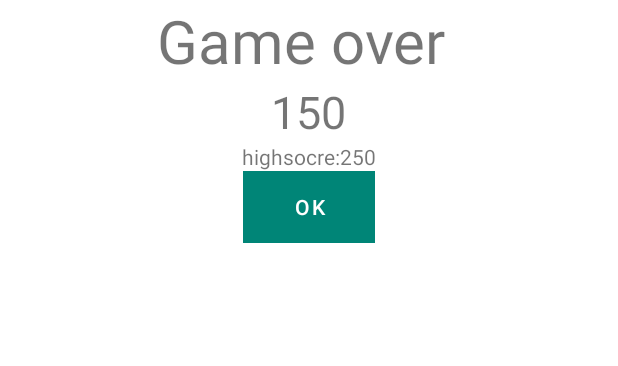
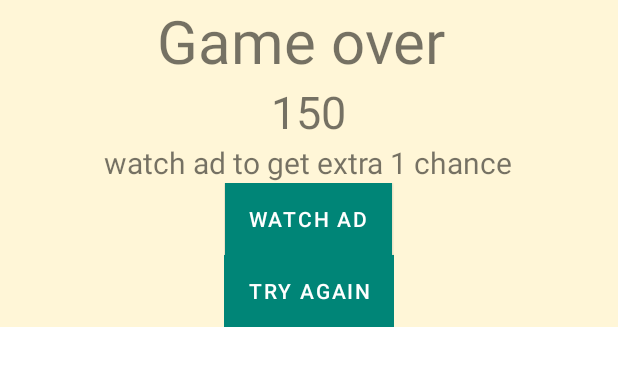
Before and after one commit to anfaas1618/bigeater2.0, an Android app: the layout menu_game_over.xml on its own in the app's theme, with its tools: preview values and no code run, on a phone screen of 412 x 824 dp. Shown: the top 366 px of the screen. Run offline under Robolectric (Android 15) with nearby library versions, the phone set to English and light mode, and no system bars.

```diff
--- a/app/src/main/res/layout-v21/menu_game_over.xml
+++ b/app/src/main/res/layout-v21/menu_game_over.xml
@@ -3,6 +3,7 @@
 
     xmlns:android="http://schemas.android.com/apk/res/android"
     android:layout_width="fill_parent"
+    android:background="#28FFC500"
     android:layout_height="wrap_content"
     android:orientation="vertical">
 
@@ -20,15 +21,17 @@
         android:layout_gravity="center"
         android:textSize="30sp"/>
     <TextView
-        android:id="@+id/highScoreLabelDialog"
+        android:id="@+id/watchAdDialog"
         android:layout_width="wrap_content"
         android:layout_height="wrap_content"
-        android:text="highsocre:250"
-        android:layout_gravity="center"/>
+        android:text="watch ad to get extra 1 chance"
+        android:layout_gravity="center"
+        android:textSize="20sp"/>
 
     <LinearLayout
         android:layout_width="wrap_content"
         android:layout_height="wrap_content"
+        android:orientation="vertical"
         android:layout_gravity="center">
 
         <Button
@@ -39,9 +42,21 @@
             android:id="@+id/okbtn"
             android:layout_width="wrap_content"
             android:layout_height="wrap_content"
-            android:background="@color/colorPrimary"
-            android:backgroundTint="@color/colorPrimary"
-            android:text="ok"
+            android:backgroundTint="#FF3D00"
+            android:background="#651FFF"
+            android:text="watch ad"
+            android:textColor="@color/white" />
+        <Button
+            android:layout_gravity="center"
+            android:gravity="center"
+            android:textAlignment="center"
+
+            android:id="@+id/try_again_btn"
+            android:layout_width="wrap_content"
+            android:layout_height="wrap_content"
+            android:backgroundTint="#FF3D00"
+            android:background="#651FFF"
+            android:text="try again"
             android:textColor="@color/white" />
     </LinearLayout>
 
--- a/app/src/main/res/layout/activity_leader_board.xml
+++ b/app/src/main/res/layout/activity_leader_board.xml
@@ -18,6 +18,8 @@
         app:layout_constraintTop_toTopOf="@+id/linearLayout">
 
         <ListView
+            android:backgroundTint="@color/colorAccent"
+            android:background="@color/colorAccent"
             android:id="@+id/list"
             android:layout_width="match_parent"
             android:layout_height="312dp"
--- a/app/src/main/res/layout/menu_game_over.xml
+++ b/app/src/main/res/layout/menu_game_over.xml
@@ -3,6 +3,7 @@
 
     xmlns:android="http://schemas.android.com/apk/res/android"
     android:layout_width="fill_parent"
+    android:background="#28FFC500"
     android:layout_height="wrap_content"
     android:orientation="vertical">
 
@@ -20,15 +21,17 @@
         android:layout_gravity="center"
         android:textSize="30sp"/>
     <TextView
-        android:id="@+id/highScoreLabelDialog"
+        android:id="@+id/watchAdDialog"
         android:layout_width="wrap_content"
         android:layout_height="wrap_content"
-        android:text="highsocre:250"
-        android:layout_gravity="center"/>
+        android:text="watch ad to get extra 1 chance"
+        android:layout_gravity="center"
+        android:textSize="20sp"/>
 
     <LinearLayout
         android:layout_width="wrap_content"
         android:layout_height="wrap_content"
+        android:orientation="vertical"
         android:layout_gravity="center">
 
         <Button
@@ -39,9 +42,21 @@
             android:id="@+id/okbtn"
             android:layout_width="wrap_content"
             android:layout_height="wrap_content"
-            android:background="@color/colorPrimary"
-            android:backgroundTint="@color/colorPrimary"
-            android:text="ok"
+            android:backgroundTint="#FF3D00"
+            android:background="#651FFF"
+            android:text="watch ad"
+            android:textColor="@color/white" />
+        <Button
+            android:layout_gravity="center"
+            android:gravity="center"
+            android:textAlignment="center"
+
+            android:id="@+id/try_again_btn"
+            android:layout_width="wrap_content"
+            android:layout_height="wrap_content"
+            android:backgroundTint="#FF3D00"
+            android:background="#651FFF"
+            android:text="try again"
             android:textColor="@color/white" />
     </LinearLayout>
 
```
Also changed, not shown: app/src/main/java/com/anfaas/bigeater20/LeaderBoardActivity.java (+4 -9 lines), app/src/main/java/com/anfaas/bigeater20/MenuGameOver.java (+22 -17 lines), app/src/main/java/com/anfaas/bigeater20/main.java (+26 -29 lines), app/src/main/res/layout/scorelistview.xml (+7 -2 lines).
